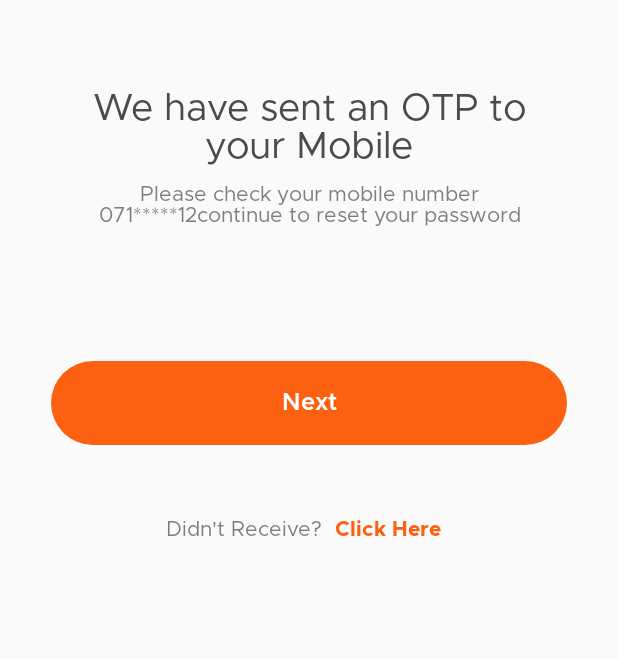
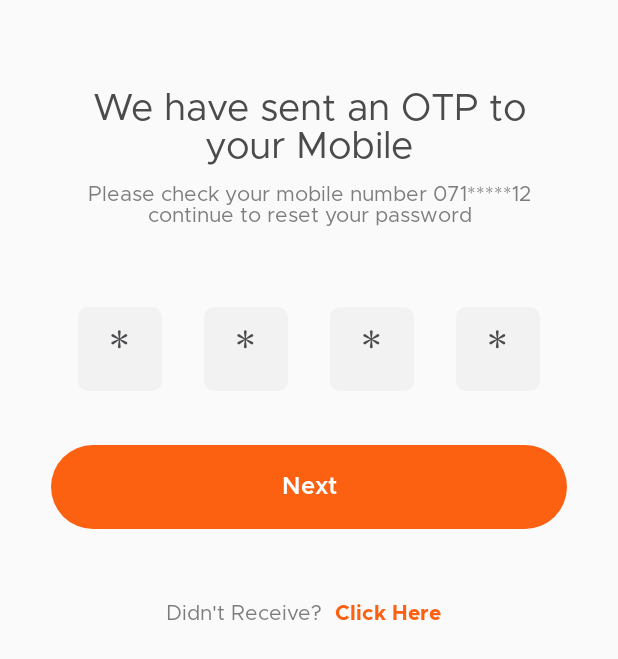
Before and after one commit to MahmoudRH/BahgatResturant, an Android app built with Jetpack Compose: the ResetPasswordActivity screen opened directly, with no data from a screen before it, after a tap on "Send", on a phone screen of 412 x 824 dp. Shown: the top 659 px of the screen. Run offline under Robolectric (Android 15) with nearby library versions, the light colour scheme and no system bars.

Commit message:
added VerifyTextField

```diff
--- a/app/src/main/java/com/mahmoudrh/bahgatresturant/ui/EmailVerificationActivity.kt
+++ b/app/src/main/java/com/mahmoudrh/bahgatresturant/ui/EmailVerificationActivity.kt
@@ -4,14 +4,22 @@ import android.content.Intent
 import android.os.Bundle
 import androidx.activity.ComponentActivity
 import androidx.activity.compose.setContent
+import androidx.compose.foundation.border
 import androidx.compose.foundation.layout.*
 import androidx.compose.foundation.shape.RoundedCornerShape
+import androidx.compose.foundation.text.BasicTextField
+import androidx.compose.foundation.text.KeyboardActions
+import androidx.compose.foundation.text.KeyboardOptions
 import androidx.compose.material.*
 import androidx.compose.runtime.*
 import androidx.compose.ui.Alignment
 import androidx.compose.ui.Modifier
+import androidx.compose.ui.focus.FocusDirection
 import androidx.compose.ui.graphics.Color
 import androidx.compose.ui.text.TextStyle
+import androidx.compose.ui.text.input.KeyboardType
+import androidx.compose.ui.text.input.PasswordVisualTransformation
+import androidx.compose.ui.text.input.VisualTransformation
 import androidx.compose.ui.text.style.TextAlign
 import androidx.compose.ui.tooling.preview.Preview
 import androidx.compose.ui.unit.dp
@@ -30,18 +38,17 @@ class EmailVerificationActivity : ComponentActivity() {
                     Spacer(modifier = Modifier.height(60.dp))
                     Text(
                         modifier = Modifier.padding(horizontal = 50.dp),
-                        text = "We have sent an OTP to " +
-                                "your Mobile",
+                        text = "We have sent an OTP to your Mobile",
                         style = TextStyle(fontSize = 25.sp, fontFamily = metropolisFontFamily, color = primaryFontColor, textAlign = TextAlign.Center)
                     )
                     Spacer(modifier = Modifier.height(12.dp))
                     Text(
-                        text = "Please check your mobile number 071*****12" +
-                                "continue to reset your password",
+                        text = "Please check your mobile number 071*****12 continue to reset your password",
                         style = TextStyle(fontSize = 14.sp, color = secondaryFontColor, fontFamily = metropolisFontFamily, textAlign = TextAlign.Center),
                         modifier = Modifier.padding(horizontal = 50.dp)
                     )
                     Spacer(modifier = Modifier.height(54.dp))
+                    VerifyTextField()
                     Spacer(modifier = Modifier.height(36.dp))
                     FilledButton(text = "Next", modifier = Modifier.padding(horizontal = 34.dp)) {
                         startActivity(Intent(this@EmailVerificationActivity, ChangePasswordActivity::class.java))
--- a/app/src/main/java/com/mahmoudrh/bahgatresturant/ui/ui/theme/Components.kt
+++ b/app/src/main/java/com/mahmoudrh/bahgatresturant/ui/ui/theme/Components.kt
@@ -2,8 +2,10 @@ package com.mahmoudrh.bahgatresturant.ui.ui.theme
 
 import androidx.compose.foundation.BorderStroke
 import androidx.compose.foundation.Image
+import androidx.compose.foundation.background
 import androidx.compose.foundation.layout.*
 import androidx.compose.foundation.shape.RoundedCornerShape
+import androidx.compose.foundation.text.BasicTextField
 import androidx.compose.foundation.text.KeyboardActions
 import androidx.compose.foundation.text.KeyboardOptions
 import androidx.compose.material.*
@@ -13,6 +15,7 @@ import androidx.compose.ui.ExperimentalComposeUiApi
 import androidx.compose.ui.Modifier
 import androidx.compose.ui.focus.FocusDirection
 import androidx.compose.ui.graphics.Color
+import androidx.compose.ui.graphics.SolidColor
 import androidx.compose.ui.platform.LocalFocusManager
 import androidx.compose.ui.platform.LocalSoftwareKeyboardController
 import androidx.compose.ui.res.painterResource
@@ -20,10 +23,7 @@ import androidx.compose.ui.text.SpanStyle
 import androidx.compose.ui.text.TextStyle
 import androidx.compose.ui.text.buildAnnotatedString
 import androidx.compose.ui.text.font.FontWeight
-import androidx.compose.ui.text.input.ImeAction
-import androidx.compose.ui.text.input.KeyboardType
-import androidx.compose.ui.text.input.PasswordVisualTransformation
-import androidx.compose.ui.text.input.VisualTransformation
+import androidx.compose.ui.text.input.*
 import androidx.compose.ui.text.withStyle
 import androidx.compose.ui.unit.dp
 import androidx.compose.ui.unit.sp
@@ -112,7 +112,14 @@ fun BorderButton(modifier: Modifier, text: String, onClick: () -> Unit) {
 
 @ExperimentalComposeUiApi
 @Composable
-fun AppTextField(modifier: Modifier = Modifier, hint: String, keyboardType: KeyboardType = KeyboardType.Text, action:ImeAction = ImeAction.Next) {
+fun AppTextField(
+    modifier: Modifier = Modifier,
+    hint: String,
+    keyboardType: KeyboardType = KeyboardType.Text,
+    action: ImeAction = ImeAction.Next,
+    rounded: Int = 28,
+    fontSize: Int = 14,
+) {
     var textFieldState by remember {
         mutableStateOf("")
     }
@@ -138,12 +145,12 @@ fun AppTextField(modifier: Modifier = Modifier, hint: String, keyboardType: Keyb
                 text = hint,
                 style = TextStyle(
                     color = placeholderColor,
-                    fontSize = 14.sp,
+                    fontSize = fontSize.sp,
                     fontFamily = metropolisFontFamily
                 )
             )
         },
-        shape = RoundedCornerShape(28.dp),
+        shape = RoundedCornerShape(rounded.dp),
         keyboardOptions = KeyboardOptions(keyboardType = keyboardType, imeAction = action),
         keyboardActions = KeyboardActions(
             onNext = { focusManager.moveFocus(FocusDirection.Down) },
@@ -228,3 +235,57 @@ fun ButtonWithImage(
         }
     }
 }
+
+@Composable
+fun VTextFiled(action: ImeAction = ImeAction.Next) {
+    var value by remember { mutableStateOf(TextFieldValue("")) }
+    BasicTextField(
+        modifier = Modifier.width(56.dp).height(56.dp),
+        value = value,
+        onValueChange = { value = it },
+        decorationBox = { innerTextField ->
+            Row(
+                Modifier
+                    .background(gray, RoundedCornerShape(percent = 12))
+                    .padding(start = 20.dp, top = 12.dp)
+            ) {
+                if (value.text.isEmpty()) {
+                    Text(
+                        "*",
+                        style = TextStyle(
+                            color = primaryFontColor,
+                            fontSize = 37.sp,
+                            fontFamily = metropolisFontFamily
+                        ),
+                    )
+                }
+                innerTextField()  //<-- Add this
+            }
+        },
+        textStyle = TextStyle(
+            color = primaryFontColor,
+            fontSize = 25.sp,
+            fontFamily = metropolisFontFamily
+        ),
+        singleLine = true,
+        cursorBrush = SolidColor(orange),
+    )
+}
+
+@Composable
+fun VerifyTextField() {
+    Row(
+        horizontalArrangement = Arrangement.Center,
+        verticalAlignment = Alignment.CenterVertically
+    ) {
+        Spacer(modifier = Modifier.width(28.dp))
+        VTextFiled()
+        Spacer(modifier = Modifier.width(28.dp))
+        VTextFiled()
+        Spacer(modifier = Modifier.width(28.dp))
+        VTextFiled()
+        Spacer(modifier = Modifier.width(28.dp))
+        VTextFiled(action = ImeAction.Done)
+        Spacer(modifier = Modifier.width(28.dp))
+    }
+}
```
